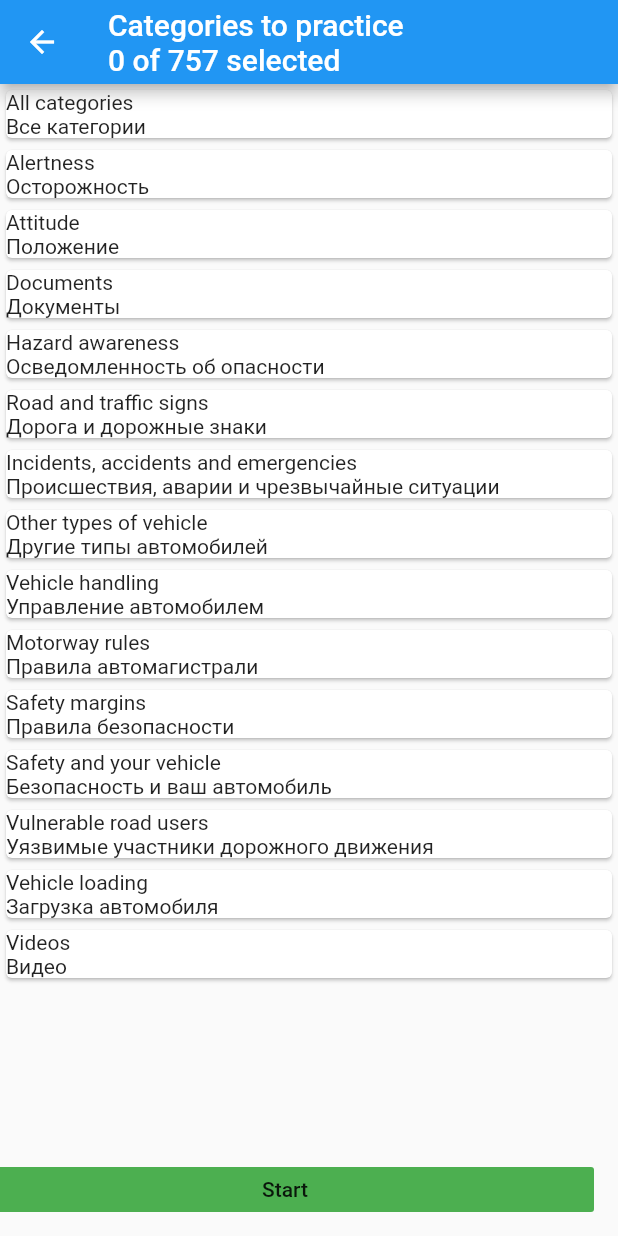
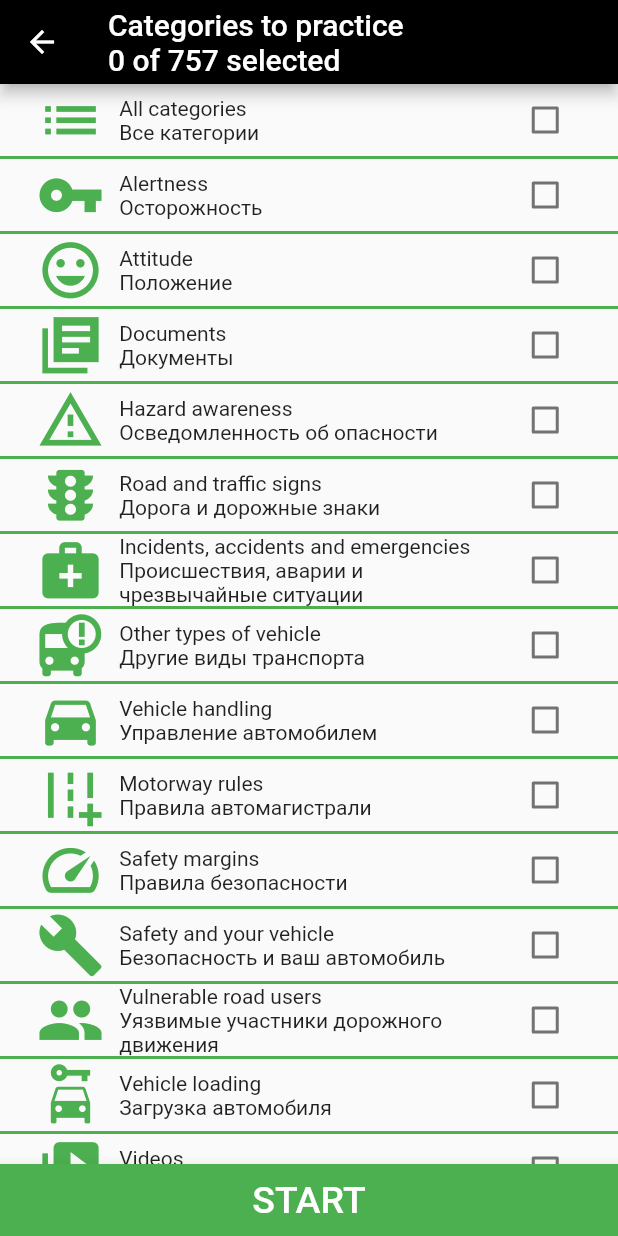
Before and after one commit to Impulseone/DrivingTheoryTest, a Flutter app: the CategoriesToPracticeScreen screen opened directly, on a phone screen of 412 x 824 dp. Run offline on Flutter 3.47's test engine with Material 2 defaults, Android fonts, the phone set to English and light mode, and no system bars; our stand-ins replace rxdart, sqflite; accounts and stored records are empty.

Commit message:
categories to practice screen upd

```diff
--- a/dirving_theory_test/lib/view/categories_to_practice_screen.dart
+++ b/dirving_theory_test/lib/view/categories_to_practice_screen.dart
@@ -12,77 +12,110 @@ class CategoriesToPracticeScreen extends StatefulWidget {
 class _CategoriesToPracticeScreenState
     extends State<CategoriesToPracticeScreen> {
   QuestionBloc questionBloc = QuestionBloc();
+  int selectedCategories = 0;
+  bool isChecked = false;
 
   @override
   Widget build(BuildContext context) {
     return Scaffold(
-        appBar: AppBar(
-          title: Text("Categories to practice \n0 of 757 selected"),
-        ),
-        body: ListView(
+      appBar: AppBar(
+        title: Text(
+            "Categories to practice \n$selectedCategories of 757 selected"),
+        backgroundColor: Colors.black,
+      ),
+      body: categoriesList(),
+      bottomNavigationBar: BottomAppBar(
+          color: Colors.green,
+          child: Container(
+              child: new RaisedButton(
+            elevation: 0.0,
+            color: Colors.green,
+            child: Text(
+              "START",
+              style: TextStyle(fontSize: 25, color: Colors.white),
+            ),
+            onPressed: () {
+              questionBloc.readQuestionsFromFile();
+              Navigator.of(context).push(MaterialPageRoute(
+                  builder: (context) => QuestionScreen(questionBloc)));
+            },
+          ))),
+    );
+  }
+
+  Widget categoriesList() {
+    return ListView(
+      children: [
+        categoryWidget('All categories\nВсе категории', Icons.list),
+        categoryWidget('Alertness\nОсторожность', Icons.vpn_key),
+        categoryWidget('Attitude \nПоложение', Icons.tag_faces),
+        categoryWidget('Documents \nДокументы', Icons.library_books_sharp),
+        categoryWidget('Hazard awareness\nОсведомленность об опасности',
+            Icons.warning_amber_outlined),
+        categoryWidget(
+            'Road and traffic signs \nДорога и дорожные знаки', Icons.traffic),
+        categoryWidget(
+            'Incidents, accidents and emergencies \nПроисшествия, аварии и чрезвычайные ситуации',
+            Icons.medical_services),
+        categoryWidget(
+            'Other types of vehicle \nДругие виды транспорта', Icons.bus_alert),
+        categoryWidget(
+            'Vehicle handling \nУправление автомобилем', Icons.directions_car),
+        categoryWidget(
+            'Motorway rules \nПравила автомагистрали', Icons.add_road),
+        categoryWidget('Safety margins \nПравила безопасности', Icons.speed),
+        categoryWidget(
+            'Safety and your vehicle \nБезопасность и ваш автомобиль',
+            Icons.build),
+        categoryWidget(
+            'Vulnerable road users \nУязвимые участники дорожного движения',
+            Icons.people),
+        categoryWidget(
+            'Vehicle loading \nЗагрузка автомобиля', Icons.car_rental),
+        categoryWidget('Videos \nВидео', Icons.video_collection),
+      ],
+    );
+  }
+
+  Widget categoryWidget(String text, IconData iconData) {
+    return Column(
+      children: [
+        Row(
           children: [
-            Card(
-              child: Text("All categories\nВсе категории"),
+            Icon(
+              iconData,
+              size: 45,
+              color: Colors.green,
             ),
-            Card(
-              child: Text("Alertness\nОсторожность"),
+            Container(
+              child: Text(
+                text,
+              ),
+              width: 270,
+              padding: EdgeInsets.only(left: 10),
             ),
-            Card(
-              child: Text("Attitude \nПоложение"),
-            ),
-            Card(
-              child: Text("Documents \nДокументы"),
-            ),
-            Card(
-              child: Text("Hazard awareness\nОсведомленность об опасности"),
-            ),
-            Card(
-              child: Text("Road and traffic signs \nДорога и дорожные знаки"),
-            ),
-            Card(
-              child: Text(
-                  "Incidents, accidents and emergencies \nПроисшествия, аварии и чрезвычайные ситуации"),
-            ),
-            Card(
-              child: Text("Other types of vehicle \nДругие типы автомобилей"),
-            ),
-            Card(
-              child: Text("Vehicle handling \nУправление автомобилем"),
-            ),
-            Card(
-              child: Text("Motorway rules \nПравила автомагистрали"),
-            ),
-            Card(
-              child: Text("Safety margins \nПравила безопасности"),
-            ),
-            Card(
-              child: Text(
-                  "Safety and your vehicle \nБезопасность и ваш автомобиль"),
-            ),
-            Card(
-              child: Text(
-                  "Vulnerable road users \nУязвимые участники дорожного движения"),
-            ),
-            Card(
-              child: Text("Vehicle loading \nЗагрузка автомобиля"),
-            ),
-            Card(
-              child: Text("Videos \nВидео"),
+            Checkbox(
+              onChanged: (isChecked) {
+                setState(() {
+                  if (isChecked)
+                    selectedCategories = 757;
+                  else
+                    selectedCategories = 0;
+                  this.isChecked = isChecked;
+                });
+              },
+              value: isChecked,
+              activeColor: Colors.green,
             ),
           ],
+          mainAxisAlignment: MainAxisAlignment.center,
         ),
-        floatingActionButton: Container(
-            width: 600,
-            height: 30.0,
-            child: new RaisedButton(
-              elevation: 0.0,
-              color: Colors.green,
-              child: Text("Start"),
-              onPressed: () {
-                questionBloc.readQuestionsFromFile();
-                Navigator.of(context).push(MaterialPageRoute(
-                    builder: (context) => QuestionScreen(questionBloc)));
-              },
-            )));
+        Container(
+          height: 2,
+          width: double.infinity,
+          color: Colors.green,
+        )
+      ],
+    );
   }
 }
```
